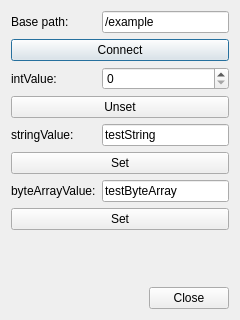
qtproject/qt-mobility, file examples/publish-subscribe/publisherdialog.ui: the form before one commit.
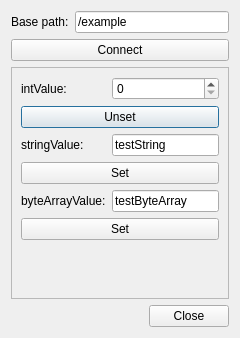
The form after the commit.

Diff of the .ui file:
```diff
--- a/examples/publish-subscribe/publisherdialog.ui
+++ b/examples/publish-subscribe/publisherdialog.ui
@@ -7,17 +7,64 @@
     <x>0</x>
     <y>0</y>
     <width>240</width>
-    <height>320</height>
+    <height>338</height>
    </rect>
   </property>
   <property name="windowTitle">
    <string>Publisher</string>
   </property>
+  <layout class="QGridLayout" name="gridLayout">
+   <item row="0" column="1">
+    <widget class="QLabel" name="label">
+     <property name="text">
+      <string>Base path:</string>
+     </property>
+     <property name="buddy">
+      <cstring>basePath</cstring>
+     </property>
+    </widget>
+   </item>
+   <item row="0" column="2">
+    <widget class="QLineEdit" name="basePath">
+     <property name="sizePolicy">
+      <sizepolicy hsizetype="MinimumExpanding" vsizetype="Fixed">
+       <horstretch>0</horstretch>
+       <verstretch>0</verstretch>
+      </sizepolicy>
+     </property>
+     <property name="text">
+      <string>/example</string>
+     </property>
+    </widget>
+   </item>
+   <item row="2" column="1" colspan="2">
+    <widget class="QScrollArea" name="setters">
+     <property name="sizePolicy">
+      <sizepolicy hsizetype="Expanding" vsizetype="Expanding">
+       <horstretch>0</horstretch>
+       <verstretch>0</verstretch>
+      </sizepolicy>
+     </property>
+     <property name="horizontalScrollBarPolicy">
+      <enum>Qt::ScrollBarAlwaysOff</enum>
+     </property>
+     <property name="widgetResizable">
+      <bool>true</bool>
+     </property>
+     <widget class="QWidget" name="scrollAreaWidgetContents">
+      <property name="geometry">
+       <rect>
+        <x>0</x>
+        <y>0</y>
+        <width>226</width>
+        <height>238</height>
+       </rect>
+      </property>
   <layout class="QFormLayout" name="formLayout">
    <property name="rowWrapPolicy">
     <enum>QFormLayout::WrapLongRows</enum>
    </property>
-   <item row="4" column="0">
+       <item row="0" column="0">
     <widget class="QLabel" name="label_2">
      <property name="text">
       <string>intValue:</string>
@@ -27,7 +74,7 @@
      </property>
     </widget>
    </item>
-   <item row="4" column="1">
+       <item row="0" column="1">
     <widget class="QSpinBox" name="intValue">
      <property name="sizePolicy">
       <sizepolicy hsizetype="MinimumExpanding" vsizetype="Fixed">
@@ -37,43 +84,7 @@
      </property>
     </widget>
    </item>
-   <item row="0" column="0">
-    <widget class="QLabel" name="label">
-     <property name="text">
-      <string>Base path:</string>
-     </property>
-     <property name="buddy">
-      <cstring>basePath</cstring>
-     </property>
-    </widget>
-   </item>
-   <item row="0" column="1">
-    <widget class="QLineEdit" name="basePath">
-     <property name="sizePolicy">
-      <sizepolicy hsizetype="MinimumExpanding" vsizetype="Fixed">
-       <horstretch>0</horstretch>
-       <verstretch>0</verstretch>
-      </sizepolicy>
-     </property>
-     <property name="text">
-      <string>/example</string>
-     </property>
-    </widget>
-   </item>
    <item row="1" column="0" colspan="2">
-    <widget class="QPushButton" name="connectButton">
-     <property name="sizePolicy">
-      <sizepolicy hsizetype="Minimum" vsizetype="Fixed">
-       <horstretch>0</horstretch>
-       <verstretch>0</verstretch>
-      </sizepolicy>
-     </property>
-     <property name="text">
-      <string>Connect</string>
-     </property>
-    </widget>
-   </item>
-   <item row="5" column="0" colspan="2">
     <widget class="QPushButton" name="unsetIntButton">
      <property name="sizePolicy">
       <sizepolicy hsizetype="Minimum" vsizetype="Fixed">
@@ -86,20 +97,7 @@
      </property>
     </widget>
    </item>
-   <item row="10" column="0" colspan="2">
-    <widget class="QPushButton" name="setStringButton">
-     <property name="sizePolicy">
-      <sizepolicy hsizetype="Minimum" vsizetype="Fixed">
-       <horstretch>0</horstretch>
-       <verstretch>0</verstretch>
-      </sizepolicy>
-     </property>
-     <property name="text">
-      <string>Set</string>
-     </property>
-    </widget>
-   </item>
-   <item row="7" column="0">
+       <item row="2" column="0">
     <widget class="QLabel" name="label_3">
      <property name="text">
       <string>stringValue:</string>
@@ -109,7 +107,7 @@
      </property>
     </widget>
    </item>
-   <item row="7" column="1">
+       <item row="2" column="1">
     <widget class="QLineEdit" name="stringValue">
      <property name="sizePolicy">
       <sizepolicy hsizetype="MinimumExpanding" vsizetype="Fixed">
@@ -122,14 +120,27 @@
      </property>
     </widget>
    </item>
-   <item row="11" column="0">
+       <item row="3" column="0" colspan="2">
+        <widget class="QPushButton" name="setStringButton">
+         <property name="sizePolicy">
+          <sizepolicy hsizetype="Minimum" vsizetype="Fixed">
+           <horstretch>0</horstretch>
+           <verstretch>0</verstretch>
+          </sizepolicy>
+         </property>
+         <property name="text">
+          <string>Set</string>
+         </property>
+        </widget>
+       </item>
+       <item row="4" column="0">
     <widget class="QLabel" name="label_4">
      <property name="text">
       <string>byteArrayValue:</string>
      </property>
     </widget>
    </item>
-   <item row="11" column="1">
+       <item row="4" column="1">
     <widget class="QLineEdit" name="byteArrayValue">
      <property name="sizePolicy">
       <sizepolicy hsizetype="MinimumExpanding" vsizetype="Fixed">
@@ -142,7 +153,7 @@
      </property>
     </widget>
    </item>
-   <item row="13" column="0" colspan="2">
+       <item row="5" column="0" colspan="2">
     <widget class="QPushButton" name="setByteArrayButton">
      <property name="sizePolicy">
       <sizepolicy hsizetype="Minimum" vsizetype="Fixed">
@@ -155,20 +166,24 @@
      </property>
     </widget>
    </item>
-   <item row="14" column="0" colspan="2">
-    <spacer name="verticalSpacer">
-     <property name="orientation">
-      <enum>Qt::Vertical</enum>
+      </layout>
+     </widget>
+    </widget>
+   </item>
+   <item row="1" column="1" colspan="2">
+    <widget class="QPushButton" name="connectButton">
+     <property name="sizePolicy">
+      <sizepolicy hsizetype="Minimum" vsizetype="Fixed">
+       <horstretch>0</horstretch>
+       <verstretch>0</verstretch>
+      </sizepolicy>
      </property>
-     <property name="sizeHint" stdset="0">
-      <size>
-       <width>20</width>
-       <height>196</height>
-      </size>
+     <property name="text">
+      <string>Connect</string>
      </property>
-    </spacer>
+    </widget>
    </item>
-   <item row="15" column="0" colspan="2">
+   <item row="3" column="2">
     <widget class="QDialogButtonBox" name="buttonBox">
      <property name="orientation">
       <enum>Qt::Horizontal</enum>
```
Left out of the diff: 12 changed lines with no effect on the pictures. Lines whose indentation alone changed are shown as unchanged.
